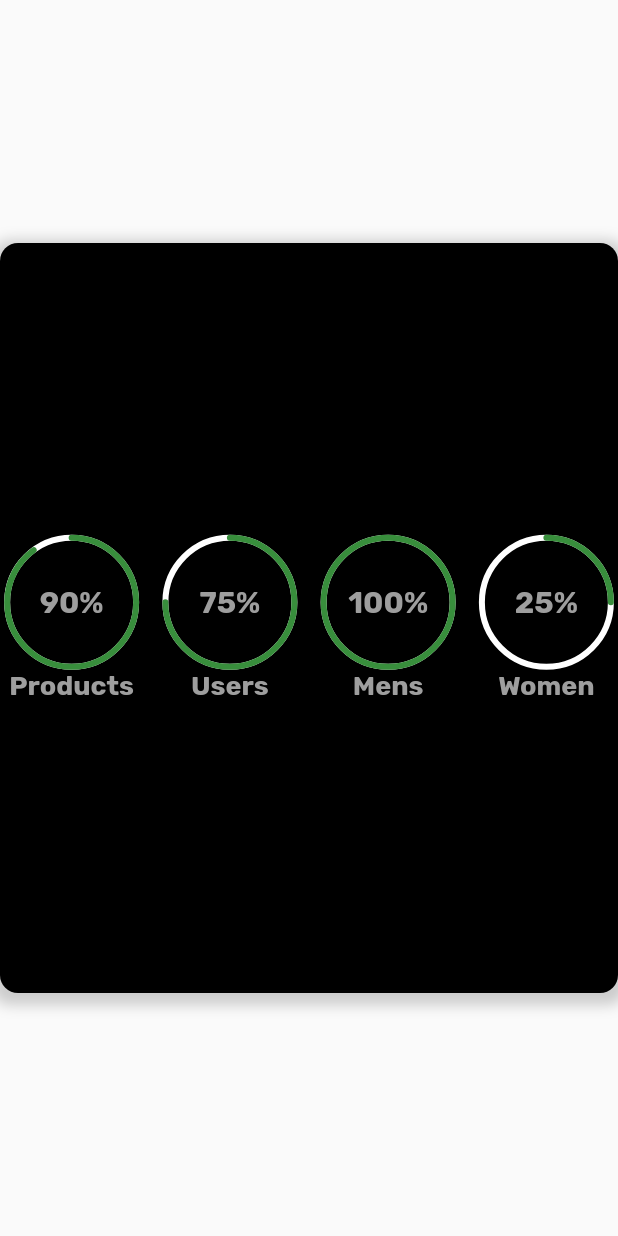
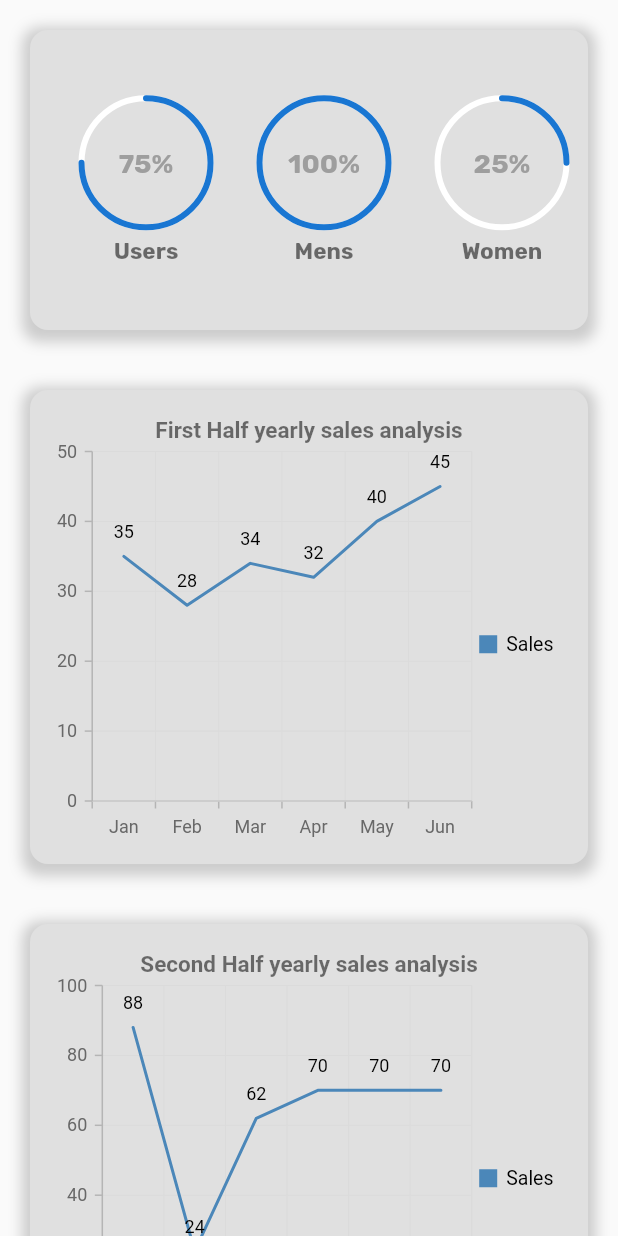
Before and after one commit to islamgamal44/Clone_app, a Flutter app: the PercentIndicator screen opened directly, on a phone screen of 412 x 824 dp. Run offline on Flutter 3.47's test engine with Material 2 defaults, Android fonts, the light colour scheme and no system bars; drawn by our look-alikes of animated_text_kit, percent_indicator; our stand-ins replace carousel_slider, google_fonts, syncfusion_flutter_charts, timelines.

Commit message:
last update

```diff
--- a/lib/core.dart
+++ b/lib/core.dart
@@ -17,7 +17,7 @@ class _IjCircle extends State<IjCircle> with SingleTickerProviderStateMixin {
   @override
   void initState() {
     animationcontroller =
-        AnimationController(vsync: this, duration: Duration(seconds: 1));
+        AnimationController(vsync: this, duration: Duration(seconds: 2));
 
     animationcontroller.repeat();
 
@@ -42,10 +42,13 @@ class _IjCircle extends State<IjCircle> with SingleTickerProviderStateMixin {
       body: Center(
         child: Container(
           alignment: Alignment.center,
-          height: 10,
+          height: 20,
           child: Container(
-            decoration:
-                BoxDecoration(shape: BoxShape.circle, color: Colors.green),
+            decoration: BoxDecoration(
+              shape: BoxShape.circle,
+              border: Border.all(color: Colors.grey, width: 1),
+              color: Colors.green,
+            ),
             height: animation.value,
             width: animation.value,
           ),
--- a/lib/layout.dart
+++ b/lib/layout.dart
@@ -196,16 +196,16 @@ class _MyHomePageState extends State<MyHomePage> {
                                 ),
                                 node: TimelineNode(
                                   indicator: OutlinedDotIndicator(
-                                      size: 20,
-                                      color: Colors.green,
-                                      child: Center(child: IjCircle())),
+                                    size: 20,
+                                    color: Colors.white,
+                                    child: IjCircle(),
+                                  ),
                                   startConnector: SolidLineConnector(
                                     color: Colors.green,
                                   ),
                                   endConnector: SizedBox(
                                     height: 30,
                                     child: SolidLineConnector(
-                                      endIndent: 5,
                                       space: 60,
                                       color: Colors.grey[300],
                                     ),
--- a/lib/main.dart
+++ b/lib/main.dart
@@ -1,6 +1,6 @@
 import 'package:flutter/material.dart';
 
-import 'layout.dart';
+import 'p_i/circular_percent_indicator.dart';
 
 void main() {
   runApp(const MyApp());
@@ -18,7 +18,7 @@ class MyApp extends StatelessWidget {
       theme: ThemeData(
         primarySwatch: Colors.blue,
       ),
-      home: const MyHomePage(),
+      home: const PercentIndicator(),
     );
   }
 }
--- a/lib/p_i/circular_percent_indicator.dart
+++ b/lib/p_i/circular_percent_indicator.dart
@@ -1,25 +1,50 @@
-// ignore_for_file: prefer_const_literals_to_create_immutables, prefer_const_constructors
+// ignore_for_file: prefer_const_literals_to_create_immutables, prefer_const_constructors, sort_child_properties_last
 
 import 'package:flutter/material.dart';
+import 'package:syncfusion_flutter_charts/charts.dart';
 
 import 'cpi_widget/cpi_widget.dart';
 
-class PercentIndicator extends StatelessWidget {
+class PercentIndicator extends StatefulWidget {
   const PercentIndicator({Key? key}) : super(key: key);
 
   @override
+  State<PercentIndicator> createState() => _PercentIndicatorState();
+}
+
+class _PercentIndicatorState extends State<PercentIndicator> {
+  List<_SalesData> data = [
+    _SalesData('Jan', 35),
+    _SalesData('Feb', 28),
+    _SalesData('Mar', 34),
+    _SalesData('Apr', 32),
+    _SalesData('May', 40),
+    _SalesData('Jun', 45),
+  ];
+  List<_SalesData> dataENd = [
+    _SalesData('Jul', 88),
+    _SalesData('Aug', 24),
+    _SalesData('Sep', 62),
+    _SalesData('Oct', 70),
+    _SalesData('Nov', 70),
+    _SalesData('Dec', 70),
+  ];
+  @override
   Widget build(BuildContext context) {
     return Scaffold(
-      body: Center(
-        child: Column(
+        body: SafeArea(
+      child: ListView(children: [
+        Column(
           mainAxisAlignment: MainAxisAlignment.center,
           children: [
-            Container(
-                height: 500,
+            Padding(
+              padding: const EdgeInsets.all(20.0),
+              child: Container(
+                  height: 200,
                   width: double.infinity,
                   decoration: BoxDecoration(
                     borderRadius: BorderRadius.circular(12),
-                  color: Colors.black,
+                    color: Colors.grey[300],
                     boxShadow: [
                       BoxShadow(
                         color: Colors.grey.withOpacity(0.5),
@@ -29,17 +54,12 @@ class PercentIndicator extends StatelessWidget {
                       ),
                     ],
                   ),
+                  child: Padding(
+                    padding: const EdgeInsets.all(8.0),
                     child: Row(
                       children: [
-                    Expanded(
-                      child: CPI(
-                        centreText: '90%',
-                        footerText: 'Products',
-                        percent: .9,
-                      ),
-                    ),
                         SizedBox(
-                      width: 10,
+                          width: 20,
                         ),
                         Expanded(
                           child: CPI(
@@ -49,7 +69,7 @@ class PercentIndicator extends StatelessWidget {
                           ),
                         ),
                         SizedBox(
-                      width: 10,
+                          width: 20,
                         ),
                         Expanded(
                           child: CPI(
@@ -59,7 +79,7 @@ class PercentIndicator extends StatelessWidget {
                           ),
                         ),
                         SizedBox(
-                      width: 10,
+                          width: 20,
                         ),
                         Expanded(
                           child: CPI(
@@ -69,10 +89,113 @@ class PercentIndicator extends StatelessWidget {
                           ),
                         ),
                       ],
-                ))
+                    ),
+                  )),
+            ),
+            Padding(
+              padding: const EdgeInsets.all(20.0),
+              child: Container(
+                  width: double.infinity,
+                  decoration: BoxDecoration(
+                    borderRadius: BorderRadius.circular(12),
+                    color: Colors.grey[300],
+                    boxShadow: [
+                      BoxShadow(
+                        color: Colors.grey.withOpacity(0.5),
+                        spreadRadius: 5,
+                        blurRadius: 7,
+                        offset: Offset(0, 3),
+                      ),
                     ],
                   ),
+                  child: Padding(
+                      padding: const EdgeInsets.all(8.0),
+                      child: Container(
+                        child: SfCartesianChart(
+                            primaryXAxis: CategoryAxis(),
+                            // Chart title
+                            title: ChartTitle(
+                              text: 'First Half yearly sales analysis',
+                              textStyle: TextStyle(
+                                  fontSize: 15,
+                                  color: Colors.black54,
+                                  fontWeight: FontWeight.bold),
                             ),
-    );
+                            // Enable legend
+                            legend: Legend(isVisible: true),
+                            // Enable tooltip
+                            tooltipBehavior: TooltipBehavior(enable: true),
+                            series: <ChartSeries<_SalesData, String>>[
+                              LineSeries<_SalesData, String>(
+                                  dataSource: data,
+                                  xValueMapper: (_SalesData sales, _) =>
+                                      sales.year,
+                                  yValueMapper: (_SalesData sales, _) =>
+                                      sales.sales,
+                                  name: 'Sales',
+                                  // Enable data label
+                                  dataLabelSettings:
+                                      DataLabelSettings(isVisible: true))
+                            ]),
+                      ))),
+            ),
+            Padding(
+              padding: const EdgeInsets.all(20.0),
+              child: Container(
+                  width: double.infinity,
+                  decoration: BoxDecoration(
+                    borderRadius: BorderRadius.circular(12),
+                    color: Colors.grey[300],
+                    boxShadow: [
+                      BoxShadow(
+                        color: Colors.grey.withOpacity(0.5),
+                        spreadRadius: 5,
+                        blurRadius: 7,
+                        offset: Offset(0, 3),
+                      ),
+                    ],
+                  ),
+                  child: Padding(
+                      padding: const EdgeInsets.all(8.0),
+                      child: Container(
+                        child: SfCartesianChart(
+                            primaryXAxis: CategoryAxis(),
+                            // Chart title
+                            title: ChartTitle(
+                              text: 'Second Half yearly sales analysis',
+                              textStyle: TextStyle(
+                                  fontSize: 15,
+                                  color: Colors.black54,
+                                  fontWeight: FontWeight.bold),
+                            ),
+                            // Enable legend
+                            legend: Legend(isVisible: true),
+                            // Enable tooltip
+                            tooltipBehavior: TooltipBehavior(enable: true),
+                            series: <ChartSeries<_SalesData, String>>[
+                              LineSeries<_SalesData, String>(
+                                  dataSource: dataENd,
+                                  xValueMapper: (_SalesData sales, _) =>
+                                      sales.year,
+                                  yValueMapper: (_SalesData sales, _) =>
+                                      sales.sales,
+                                  name: 'Sales',
+                                  // Enable data label
+                                  dataLabelSettings:
+                                      DataLabelSettings(isVisible: true))
+                            ]),
+                      ))),
+            ),
+          ],
+        ),
+      ]),
+    ));
   }
 }
+
+class _SalesData {
+  _SalesData(this.year, this.sales);
+
+  final String year;
+  final double sales;
+}
--- a/lib/p_i/cpi_widget/cpi_widget.dart
+++ b/lib/p_i/cpi_widget/cpi_widget.dart
@@ -1,6 +1,5 @@
 // ignore_for_file: prefer_const_constructors
 
-import 'package:animated_text_kit/animated_text_kit.dart';
 import 'package:flutter/material.dart';
 import 'package:google_fonts/google_fonts.dart';
 import 'package:percent_indicator/circular_percent_indicator.dart';
@@ -24,45 +23,48 @@ class CPI extends StatelessWidget {
         radius: 45,
         lineWidth: 4,
         percent: percent,
-        center: DefaultTextStyle(
-          style: GoogleFonts.rubik(
-              textStyle: TextStyle(
-                  fontSize: 20,
-                  color: Colors.grey,
-                  fontWeight: FontWeight.bold)),
-          child: AnimatedTextKit(
-            pause: Duration(seconds: 1),
-            animatedTexts: [
-              ScaleAnimatedText(centreText),
-              ScaleAnimatedText(centreText),
-              ScaleAnimatedText(centreText),
-            ],
-            onTap: () {
-              print("");
-            },
-          ),
-        ),
-        // center: Text(
-        //   centreText,
+        // center: DefaultTextStyle(
         //   style: GoogleFonts.rubik(
         //       textStyle: TextStyle(
-        //           fontSize: 18,
-        //           color: Colors.grey,
+        //           fontSize: 20,
+        //           color: Colors.blue[700],
         //           fontWeight: FontWeight.bold)),
+        //   child: AnimatedTextKit(
+        //     pause: Duration(seconds: 1),
+        //     animatedTexts: [
+        //       ScaleAnimatedText(centreText),
+        //       ScaleAnimatedText(centreText),
+        //       ScaleAnimatedText(centreText),
+        //     ],
+        //     onTap: () {
+        //       print("");
+        //     },
+        //   ),
         // ),
-        footer: Text(
-          footerText,
+        center: Text(
+          centreText,
           style: GoogleFonts.rubik(
               textStyle: TextStyle(
                   fontSize: 18,
                   color: Colors.grey,
                   fontWeight: FontWeight.bold)),
         ),
+        footer: Padding(
+          padding: const EdgeInsets.only(top: 5),
+          child: Text(
+            footerText,
+            style: GoogleFonts.rubik(
+                textStyle: TextStyle(
+                    fontSize: 15,
+                    color: Colors.black54,
+                    fontWeight: FontWeight.bold)),
+          ),
+        ),
         circularStrokeCap: CircularStrokeCap.round,
-        progressColor: Colors.green[700],
+        progressColor: Colors.blue[700],
         backgroundColor: Colors.white,
         animation: true,
-        animationDuration: 4000,
+        animationDuration: 2000,
       ),
     );
   }
--- a/pubspec.yaml
+++ b/pubspec.yaml
@@ -43,6 +43,7 @@ dependencies:
   percent_indicator: ^4.2.2
   carousel_slider: ^4.2.1
   animated_text_kit: ^4.2.2
+  syncfusion_flutter_charts: ^20.4.44
 
 dev_dependencies:
   flutter_test:
```
Also changed, not shown: pubspec.lock. Lines whose indentation alone changed are shown as unchanged.
